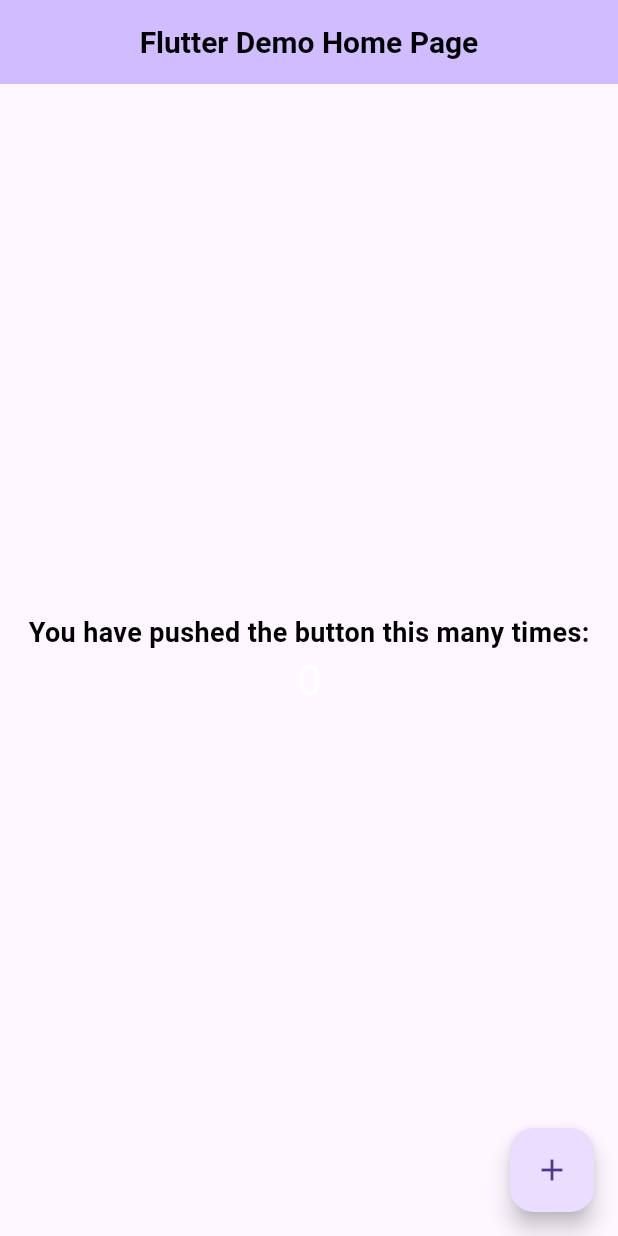
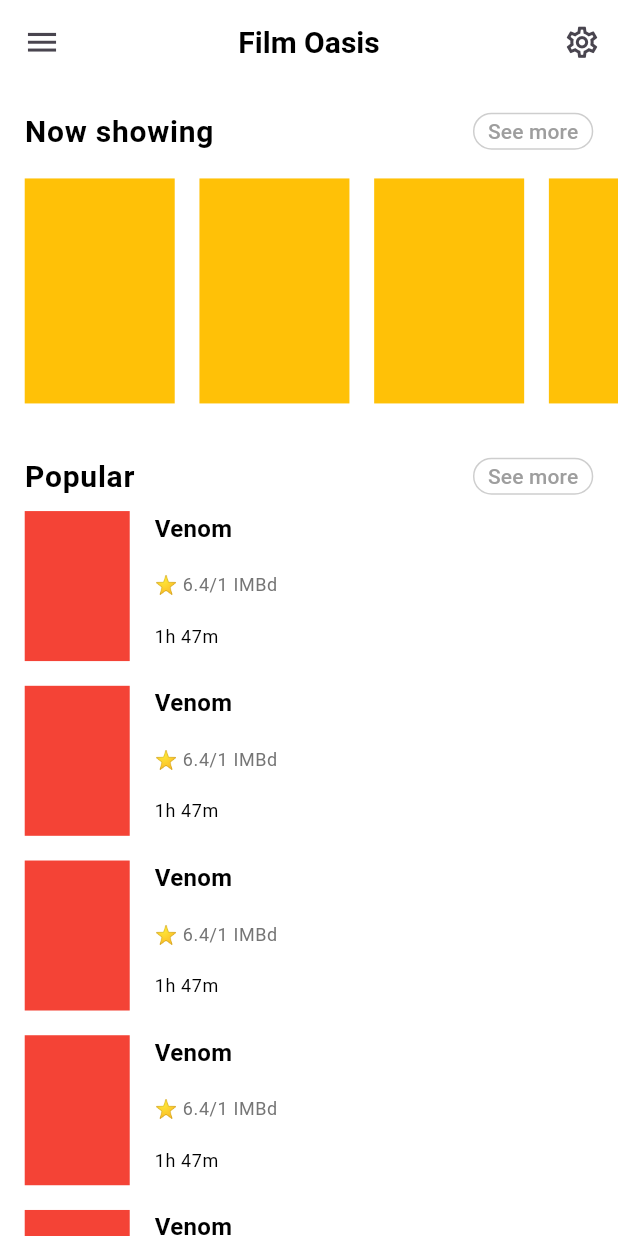
Before and after one commit to mustafanarin/Film-Oasis, a Flutter app: the screen it shows after launch, on a phone screen of 412 x 824 dp. Run offline on Flutter 3.47's test engine with Material 3 defaults, Android fonts, the phone set to English and light mode, and no system bars; our stand-ins replace flutter_riverpod.

Commit message:
home page schema created

```diff
--- /dev/null
+++ b/lib/feature/home/view/home_page.dart
@@ -0,0 +1,114 @@
+import 'package:film_oasis/product/constants/project_strings.dart';
+import 'package:film_oasis/product/extensions/context_extension.dart';
+import 'package:film_oasis/product/widgets/project_button.dart';
+import 'package:flutter/material.dart';
+import 'package:flutter_riverpod/flutter_riverpod.dart';
+
+class HomePage extends ConsumerStatefulWidget {
+  const HomePage({super.key});
+  @override
+  ConsumerState<ConsumerStatefulWidget> createState() => _HomePageState();
+}
+
+class _HomePageState extends ConsumerState<HomePage> {
+  @override
+  Widget build(BuildContext context) {
+    return Scaffold(
+      appBar: AppBar(
+        title: const Text(ProjectStrings.projectName),
+        leading: IconButton(onPressed: () {}, icon: const Icon(Icons.menu_outlined)),
+        actions: [IconButton(onPressed: () {}, icon: const Icon(Icons.settings_outlined))],
+      ),
+      body: SingleChildScrollView(
+        child: Padding(
+          padding: context.paddingAllLow2,
+          child: Column(
+            children: [
+              _RowTitleAndButton(title: 'Now showing', onPressed: () {}),
+              SizedBox(
+                height: 200,
+                child: OverflowBox(
+                  maxWidth: context.dynamicWidth(1),
+                  child: ListView.builder(
+                    scrollDirection: Axis.horizontal,
+                    itemCount: 5,
+                    padding: context.paddingAllLow1,
+                    itemBuilder: (context, index) {
+                      return Padding(
+                        padding: context.paddingAllLow1,
+                        child: Column(
+                          children: [
+                            Container(
+                              height: 150,
+                              width: 100,
+                              color: Colors.amber,
+                            ),
+                          ],
+                        ),
+                      );
+                    },
+                  ),
+                ),
+              ),
+              _RowTitleAndButton(title: 'Popular', onPressed: () {}),
+              ListView.builder(
+                itemCount: 5,
+                shrinkWrap: true,
+                physics: const NeverScrollableScrollPhysics(),
+                itemBuilder: (context, index) {
+                  return Padding(
+                    padding: context.paddingVerticalLow1,
+                    child: Row(
+                      children: [
+                        Container(
+                          height: 100,
+                          width: 70,
+                          color: Colors.red,
+                        ),
+                        SizedBox(
+                          height: 100,
+                          child: Padding(
+                            padding: EdgeInsets.only(left: context.lowValue2,bottom: context.lowValue1),
+                            child: Column(
+                              crossAxisAlignment: CrossAxisAlignment.start,
+                              mainAxisAlignment: MainAxisAlignment.spaceBetween,
+                              children: [
+                                Text('Venom',style: context.textTheme().bodyMedium,),
+                                Text('⭐️ 6.4/1 IMBd',style: context.textTheme().bodySmall?.copyWith(
+                                  color: Colors.grey.shade600,
+                                ),),
+                                Text('1h 47m',style: context.textTheme().bodySmall,),
+                              ],
+                            ),
+                          ),
+                        ),
+                      ],
+                    ),
+                  );
+                },
+              ),
+            ],
+          ),
+        ),
+      ),
+    );
+  }
+}
+
+class _RowTitleAndButton extends StatelessWidget {
+  const _RowTitleAndButton({
+    required this.title, required this.onPressed, super.key,
+  });
+  final String title;
+  final VoidCallback onPressed;
+  @override
+  Widget build(BuildContext context) {
+    return Row(
+      mainAxisAlignment: MainAxisAlignment.spaceBetween,
+      children: [
+        Text(title,style: context.textTheme().bodyLarge,),
+        ProjectButton(onPressed: onPressed),
+      ],
+    );
+  }
+}
--- a/lib/main.dart
+++ b/lib/main.dart
@@ -1,3 +1,4 @@
+import 'package:film_oasis/feature/home/view/home_page.dart';
 import 'package:film_oasis/product/theme/app_theme.dart';
 import 'package:flutter/material.dart';
 
@@ -11,61 +12,10 @@ class MyApp extends StatelessWidget {
   @override
   Widget build(BuildContext context) {
     return MaterialApp(
+      debugShowCheckedModeBanner: false,
       title: 'Film Oasis',
       theme: AppTheme.getLightTheme,
-      home: const MyHomePage(title: 'Flutter Demo Home Page'),
+      home: HomePage(),
     );
   }
 }
-
-class MyHomePage extends StatefulWidget {
-  const MyHomePage({super.key, required this.title});
-
-
-  final String title;
-
-  @override
-  State<MyHomePage> createState() => _MyHomePageState();
-}
-
-class _MyHomePageState extends State<MyHomePage> {
-  int _counter = 0;
-
-  void _incrementCounter() {
-    setState(() {
-
-      _counter++;
-    });
-  }
-
-  @override
-  Widget build(BuildContext context) {
-
-    return Scaffold(
-      appBar: AppBar(
-        backgroundColor: Theme.of(context).colorScheme.inversePrimary,
-        title: Text(widget.title),
-      ),
-      body: Center(
-        child: Column(
-
-          mainAxisAlignment: MainAxisAlignment.center,
-          children: <Widget>[
-            const Text(
-              'You have pushed the button this many times:',
-            ),
-            Text(
-              '$_counter',
-              style: Theme.of(context).textTheme.headlineMedium,
-            ),
-          ],
-        ),
-      ),
-      floatingActionButton: FloatingActionButton(
-        onPressed: _incrementCounter,
-        tooltip: 'Increment',
-        child: const Icon(Icons.add),
-      ),
-    );
-  }
-}
--- /dev/null
+++ b/lib/product/constants/enum/button_padding.dart
@@ -0,0 +1,9 @@
+enum ButtonPadding {
+  horizontal(10),
+  vertical(0);
+
+  final double value;
+
+  // ignore: sort_constructors_first
+  const ButtonPadding(this.value);
+}
--- /dev/null
+++ b/lib/product/constants/enum/button_radius.dart
@@ -0,0 +1,8 @@
+enum ButtonRadius {
+  radius(30);
+
+  final double value;
+
+  // ignore: sort_constructors_first
+  const ButtonRadius(this.value);
+}
--- a/lib/product/constants/project_strings.dart
+++ b/lib/product/constants/project_strings.dart
@@ -1,9 +1,9 @@
 import 'package:flutter/foundation.dart' show immutable;
 
 @immutable
-abstract final class ProjectCstring {
+abstract final class ProjectStrings {
 
 
   static const String projectName = 'Film Oasis';
-
+  static const String buttonName = "See more";
 }
--- a/lib/product/extensions/context_extension.dart
+++ b/lib/product/extensions/context_extension.dart
@@ -10,12 +10,16 @@ extension BuildContextExtension on BuildContext{
 }
 
 extension NumberExtension on BuildContext{
-  double get lowValue => dynamicHeight(0.01);
+  double get lowValue1 => dynamicHeight(0.01);
+  double get lowValue2 => dynamicHeight(0.02);
   double get mediumValue => dynamicHeight(0.03);
   double get highValue => dynamicHeight(0.05);
 }
 
 extension PaddingExtension on BuildContext{
-  EdgeInsets get paddingAllLow => EdgeInsets.all(lowValue);
+  EdgeInsets get paddingAllLow1 => EdgeInsets.all(lowValue1);
+  EdgeInsets get paddingAllLow2 => EdgeInsets.all(lowValue2);
   EdgeInsets get paddingHorizantalMedium => EdgeInsets.symmetric(horizontal: mediumValue);
+  EdgeInsets get paddingVerticalLow1 => EdgeInsets.symmetric(vertical: lowValue1);
+
 }
--- a/lib/product/theme/app_theme.dart
+++ b/lib/product/theme/app_theme.dart
@@ -1,7 +1,10 @@
 
+import 'package:film_oasis/product/constants/enum/button_padding.dart';
+import 'package:film_oasis/product/constants/enum/button_radius.dart';
 import 'package:film_oasis/product/constants/enum/icon_sizes.dart';
 import 'package:film_oasis/product/constants/project_colors.dart';
 import 'package:flutter/material.dart';
+
 
 abstract final class AppTheme {
 
@@ -14,7 +17,21 @@ abstract final class AppTheme {
       scrolledUnderElevation: 0,
       backgroundColor: ProjectColors.white,
       iconTheme: IconThemeData(size: IconSizes.normalIcon.value,),
-      color: ProjectColors.black,
+    ),
+    scaffoldBackgroundColor: ProjectColors.white,
+    elevatedButtonTheme: ElevatedButtonThemeData(
+      style: ElevatedButton.styleFrom(
+        backgroundColor: ProjectColors.white,
+        foregroundColor: ProjectColors.grey,
+        shape: RoundedRectangleBorder(
+          borderRadius: BorderRadius.all(Radius.circular(ButtonRadius.radius.value),),
+          side: BorderSide(color: ProjectColors.grey.withOpacity(0.50))
+        ),
+        padding: EdgeInsets.symmetric(horizontal: ButtonPadding.horizontal.value,
+        vertical: ButtonPadding.vertical.value
+        ),
+        elevation: 0,
+      )
     ),
     textTheme: const TextTheme(
       titleMedium: _titleMediumText,
@@ -42,7 +59,7 @@ const _bodyLarge = TextStyle(  // for appbar and title
 const _bodyMedium = TextStyle( // for film name
   color: ProjectColors.black,
   fontWeight: FontWeight.bold,
-  fontSize: 18,
+  fontSize: 16,
 );
 
 const _bodySmall = TextStyle( // for normal text
--- /dev/null
+++ b/lib/product/widgets/project_button.dart
@@ -0,0 +1,17 @@
+import 'package:film_oasis/product/constants/project_strings.dart';
+import 'package:film_oasis/product/extensions/context_extension.dart';
+import 'package:flutter/material.dart';
+
+class ProjectButton extends StatelessWidget {
+  const ProjectButton({required this.onPressed, super.key});
+  final VoidCallback onPressed;
+
+  @override
+  Widget build(BuildContext context) {
+    return SizedBox(
+      height: context.dynamicHeight(0.03),
+      child: ElevatedButton(
+        onPressed: onPressed,
+        child: const Text(ProjectStrings.buttonName),),);
+  }
+}
```
